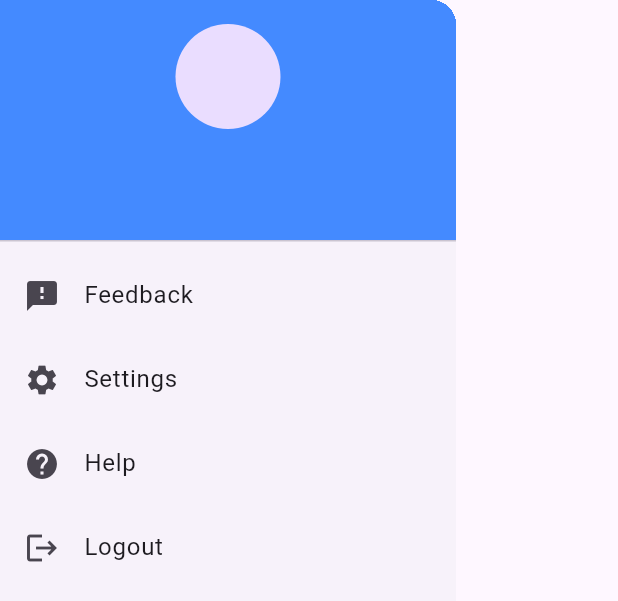
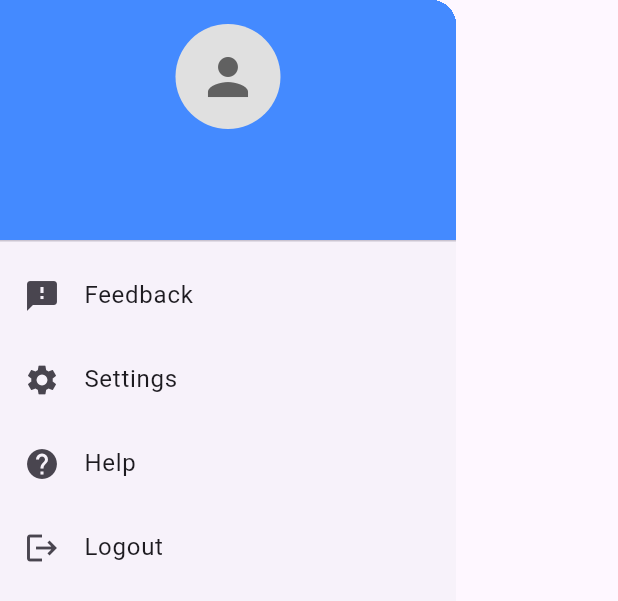
Before and after one commit to safeer85/S2O-Student-progress-tracker, a Flutter app: the CustomDrawer widget shown alone on an empty page, opened directly, on a phone screen of 412 x 824 dp. Shown: the top 601 px of the screen. Run offline on Flutter 3.47's test engine with Material 3 defaults, Android fonts, the phone set to English and light mode, and no system bars; our stand-ins replace animate_do, cloud_firestore, device_info_plus, file_picker, firebase_auth, firebase_core and 5 more; missing offline and left inert: flutter_downloader; accounts and stored records are empty.

Commit message:
profile icon added

```diff
--- a/lib/components/Drawer.dart
+++ b/lib/components/Drawer.dart
@@ -60,9 +60,15 @@ class CustomDrawer extends StatelessWidget {
                 child: Column(
                   mainAxisSize: MainAxisSize.min,
                   children: [
-                    const CircleAvatar(
+                    CircleAvatar(
                       radius: 35,
-                      // backgroundImage: AssetImage('path/to/profile/image'), // Optionally add profile image
+                      backgroundColor:
+                          Colors.grey[300], // Optional: Set background color
+                      child: Icon(
+                        Icons.person, // Profile logo icon
+                        size: 40, // Adjust the size of the icon
+                        color: Colors.grey[700], // Adjust the color of the icon
+                      ),
                     ),
                     const SizedBox(height: 9),
                     Text(
```
